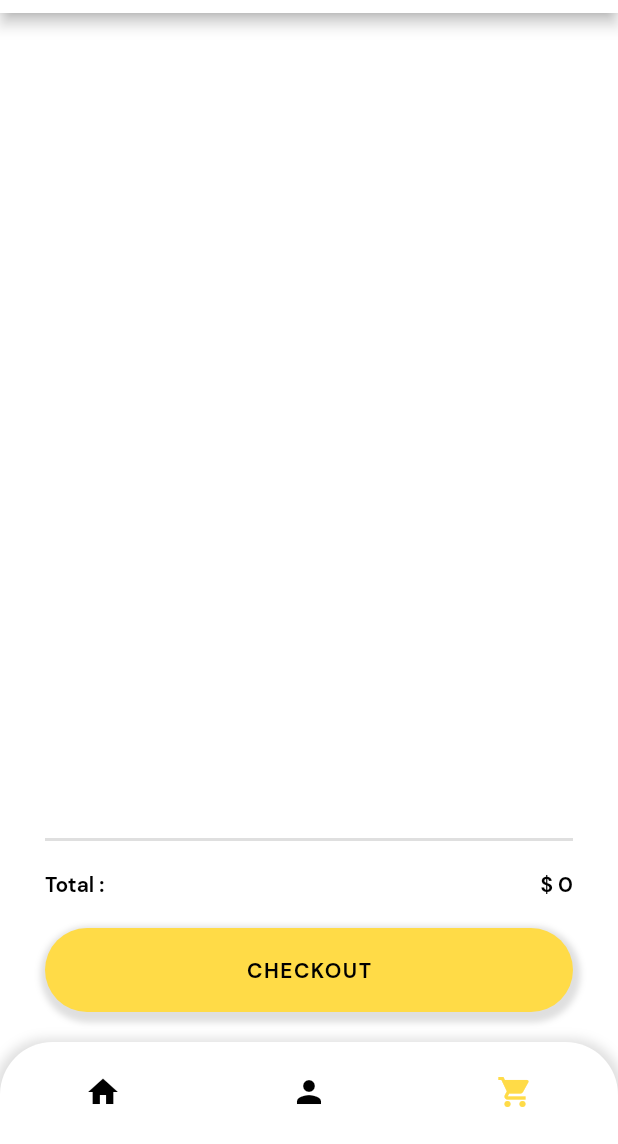
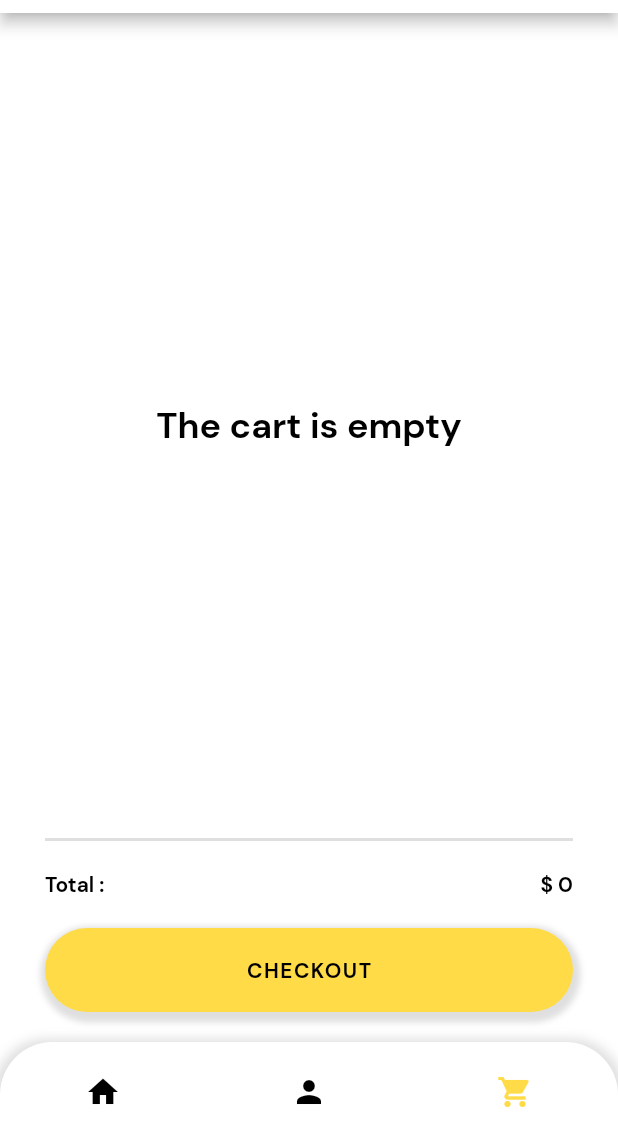
Before and after one commit to om-garg/Shoppers, a Flutter app: the screen it shows once a user with an empty profile is signed in, item 3 of the bottom bar chosen, on a phone screen of 412 x 824 dp, the part 92-1236 px from its top. Run offline on Flutter 3.47's test engine with Material 2 defaults, Android fonts, the phone set to English and light mode, and no system bars; our stand-ins replace cached_network_image, cloud_firestore, firebase_auth, firebase_core; missing offline and left inert: flutter_stripe; accounts and stored records are empty; network calls fail.

```diff
--- a/lib/controller/auth_controller.dart
+++ b/lib/controller/auth_controller.dart
@@ -44,6 +44,7 @@ class AuthController extends ChangeNotifier {
       UserCredential userCredential = await FirebaseAuth.instance.createUserWithEmailAndPassword(email: email, password: password);
 
       DocumentReference<Map<String, dynamic>> response1 = await FirebaseFirestore.instance.collection('userList').add({
+        "user_auth_id" : userCredential.user!.uid,
         "user_id" : userCredential.user!.uid,
         "email" : email,
         "password" : password,
@@ -51,6 +52,7 @@ class AuthController extends ChangeNotifier {
       });
 
       FirebaseFirestore.instance.collection('userList').doc(response1.id).set({
+        "user_auth_id" : userCredential.user!.uid,
         "user_id" : response1.id,
         "email" : email,
         "password" : password,
--- a/lib/screens/checkout_screen/checkout_screen.dart
+++ b/lib/view/screens/checkout_screen/checkout_screen.dart
@@ -1,31 +1,34 @@
 import 'package:flutter/material.dart';
 import 'package:provider/provider.dart';
-import 'package:shoppers/components/widgets/custom_button.dart';
 import 'package:shoppers/controller/data_controller.dart';
-import 'package:shoppers/models/product.dart';
-
-import '../../components/widgets/checkout_screen/list_card.dart';
-import '../../controller/product_controller.dart';
-import '../../utils/theme/custom_theme.dart';
+import 'package:shoppers/controller/product_controller.dart';
+import 'package:shoppers/model/utils/theme/custom_theme.dart';
+import 'package:shoppers/view/widgets/checkout_screen/list_card.dart';
+import 'package:shoppers/view/widgets/custom_button.dart';
 
 class CheckOutScreen extends StatelessWidget {
   const CheckOutScreen({Key? key}) : super(key: key);
 
   @override
   Widget build(BuildContext context) {
+    // context
+    //     .read<ProductController>()
+    //     .getCartItems(context.watch<DataController>().userData?.cartProductIds);
 
-    context
-        .read<ProductController>()
-        .getCartItems(context.watch<DataController>().userData?.cartProductIds);
-
-    final List<Product> cartItems =
-        context.watch<ProductController>().cartProducts;
+    final List cartItems = context.watch<ProductController>().cartProducts;
 
     return Column(
       children: [
         Expanded(
           flex: 7,
-          child: ListView.builder(
+          child: cartItems.isEmpty
+              ? Center(
+                child: Text(
+                    "The cart is empty",
+                    style: Theme.of(context).textTheme.headlineLarge,
+                  ),
+              )
+              : ListView.builder(
                   scrollDirection: Axis.vertical,
                   shrinkWrap: true,
                   padding: const EdgeInsets.symmetric(vertical: 30),
@@ -71,9 +74,7 @@ class CheckOutScreen extends StatelessWidget {
           padding: const EdgeInsets.symmetric(vertical: 20, horizontal: 30),
           child: CustomButton(
             text: "CHECKOUT",
-            onPress: () {
-
-            },
+            onPress: () {},
             loading: false,
           ),
         )
--- a/lib/screens/profile_screen/profile_screen.dart
+++ b/lib/view/screens/profile_screen/profile_screen.dart
@@ -1,8 +1,7 @@
 import 'package:flutter/material.dart';
 import 'package:provider/provider.dart';
-
-import '../../components/widgets/custom_button.dart';
-import '../../controller/auth_controller.dart';
+import 'package:shoppers/controller/auth_controller.dart';
+import 'package:shoppers/view/widgets/custom_button.dart';
 
 class ProfileScreen extends StatefulWidget {
   const ProfileScreen({Key? key}) : super(key: key);
--- a/lib/components/widgets/checkout_screen/list_card.dart
+++ b/lib/view/widgets/checkout_screen/list_card.dart
@@ -1,7 +1,7 @@
 import 'package:cached_network_image/cached_network_image.dart';
 import 'package:flutter/material.dart';
+import 'package:shoppers/model/utils/theme/custom_theme.dart';
 
-import '../../../utils/theme/custom_theme.dart';
 
 class ListCard extends StatelessWidget {
   final String title;
--- a/lib/components/widgets/custom_button.dart
+++ b/lib/view/widgets/custom_button.dart
@@ -1,5 +1,5 @@
 import 'package:flutter/material.dart';
-import 'package:shoppers/utils/theme/custom_theme.dart';
+import 'package:shoppers/model/utils/theme/custom_theme.dart';
 
 import 'loader.dart';
 
--- a/lib/components/widgets/home_screen/grid_card.dart
+++ b/lib/view/widgets/home_screen/grid_card.dart
@@ -1,6 +1,6 @@
 import 'package:cached_network_image/cached_network_image.dart';
 import 'package:flutter/material.dart';
-import 'package:shoppers/utils/theme/custom_theme.dart';
+import 'package:shoppers/model/utils/theme/custom_theme.dart';
 
 class GridCard extends StatelessWidget {
   final int index;
--- a/lib/components/widgets/login_screen/CustomTextField.dart
+++ b/lib/view/widgets/login_screen/CustomTextField.dart
@@ -1,5 +1,5 @@
 import 'package:flutter/material.dart';
-import 'package:shoppers/utils/theme/custom_theme.dart';
+import 'package:shoppers/model/utils/theme/custom_theme.dart';
 
 class CustomTextField extends StatelessWidget {
   final String label;
```
Also changed, not shown: lib/controller/data_controller.dart (+28 -3 lines), lib/controller/product_controller.dart (+10 -2 lines), lib/main.dart (+5 -5 lines), lib/view/screens/home_screen/home_screen.dart (renamed from lib/screens/home_screen/home_screen.dart, +4 -4 lines), lib/view/screens/login_screen/login_screen.dart (renamed from lib/screens/login_screen/login_screen.dart, +5 -6 lines), lib/view/screens/product/product_screen.dart (renamed from lib/screens/product/product_screen.dart, +31 -28 lines), lib/model/models/product.dart (renamed from lib/models/product.dart), lib/model/models/user.dart (renamed from lib/models/user.dart), lib/model/utils/data/login_data.dart (renamed from lib/utils/data/login_data.dart), lib/model/utils/theme/custom_theme.dart (renamed from lib/utils/theme/custom_theme.dart), lib/view/widgets/loader.dart (renamed from lib/components/widgets/loader.dart). Lines whose indentation alone changed are shown as unchanged.
